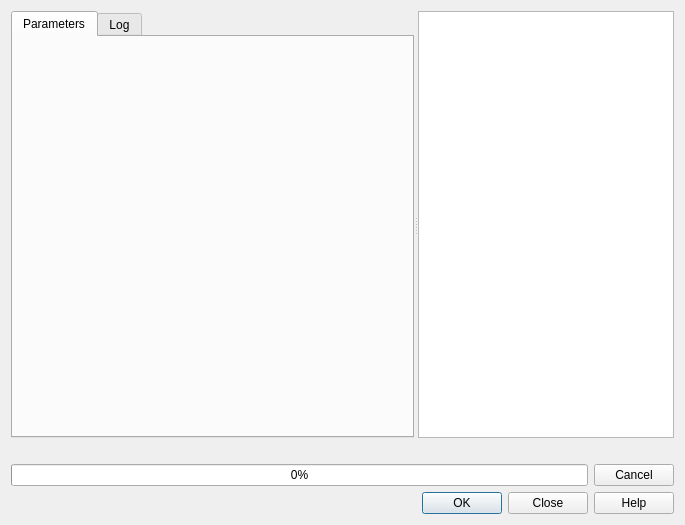
qgis/QGIS, file python/plugins/processing/ui/DlgAlgorithmBase.ui: the form before one commit.
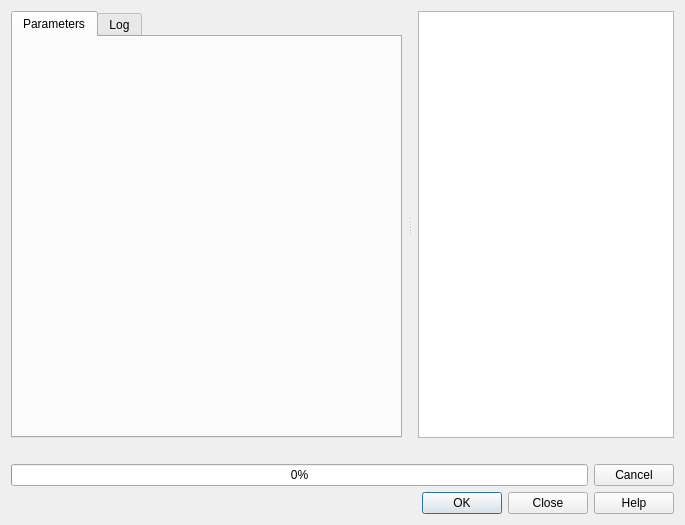
The form after the commit.

Commit message: [processing] add button to collapse/expand short help

The edit to the form file:
```diff
--- a/python/plugins/processing/ui/DlgAlgorithmBase.ui
+++ b/python/plugins/processing/ui/DlgAlgorithmBase.ui
@@ -25,6 +25,9 @@
      <property name="orientation">
       <enum>Qt::Horizontal</enum>
      </property>
+     <property name="handleWidth">
+      <number>16</number>
+     </property>
      <widget class="QTabWidget" name="tabWidget">
       <property name="sizePolicy">
        <sizepolicy hsizetype="Expanding" vsizetype="Expanding">
```
Left out of the diff: 3 changed lines with no effect on the pictures. The commit also changes 1 other file.
